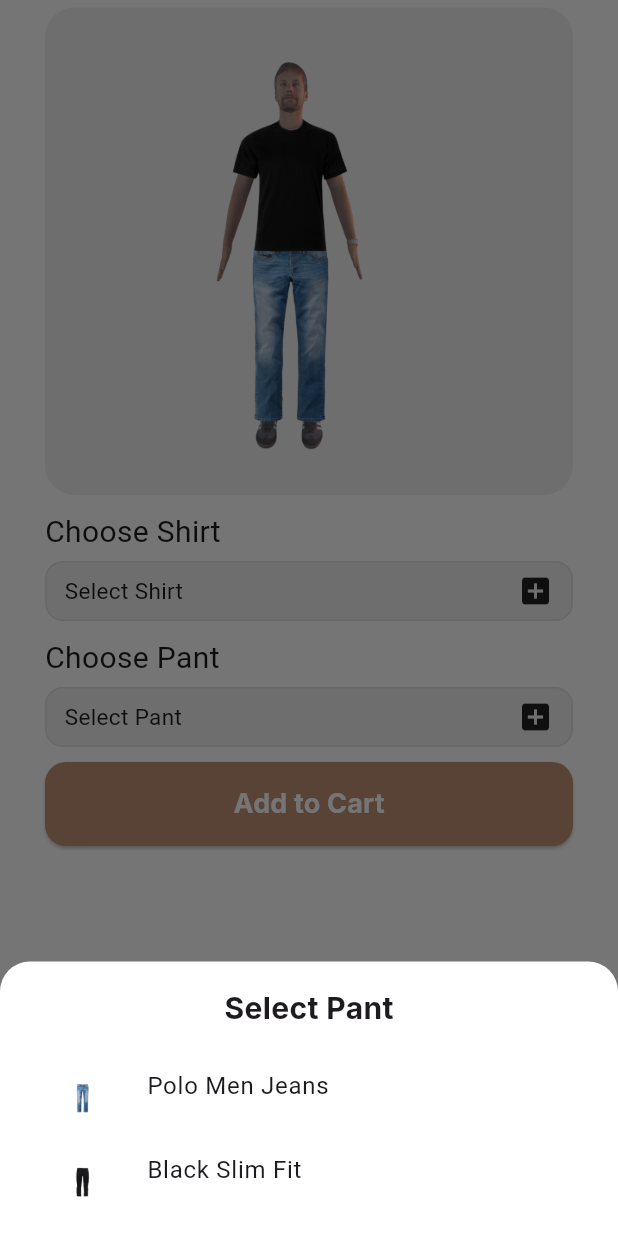
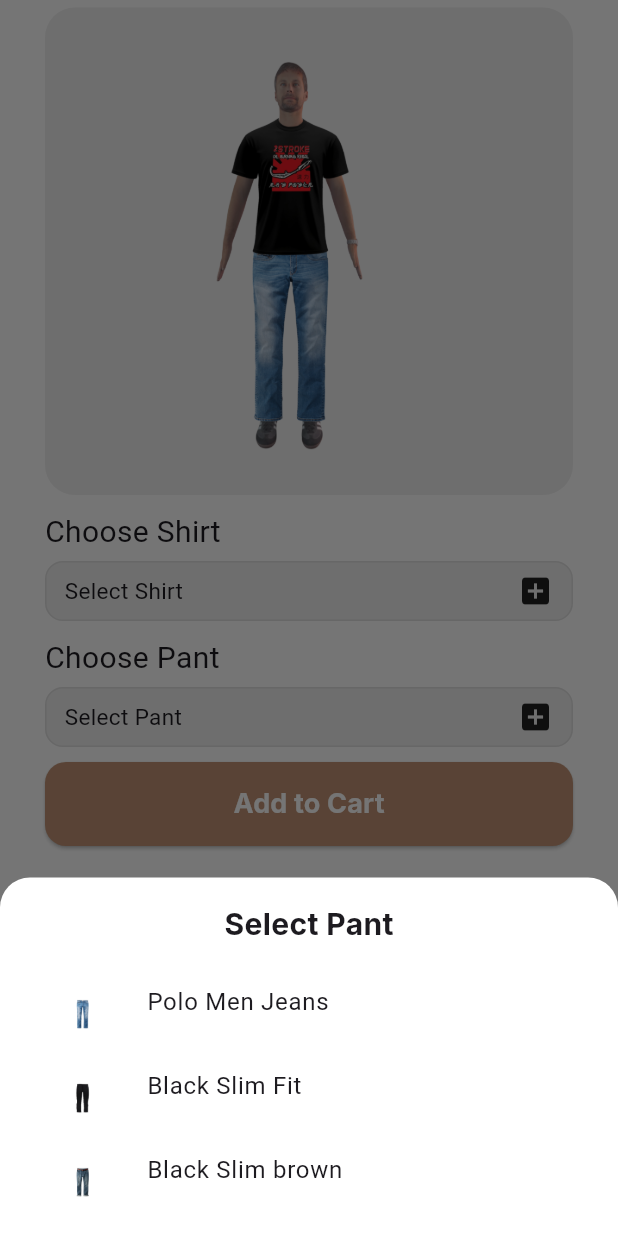
Before and after one commit to uvays007/Commercial_clothapp, a Flutter app: the Tryon screen opened directly, after a tap on "Select Pant", on a phone screen of 412 x 824 dp. Run offline on Flutter 3.47's test engine with Material 3 defaults, Android fonts, the phone set to English and light mode, and no system bars; our stand-ins replace carousel_slider, flutter_svg, smooth_page_indicator; Roboto replaces fonts that are missing (Jomolhari).

Commit message:
tryon updated

```diff
--- a/lib/screens/nav_screen/tryon.dart
+++ b/lib/screens/nav_screen/tryon.dart
@@ -8,20 +8,20 @@ class Tryon extends StatefulWidget {
 }
 
 class _TryonState extends State<Tryon> {
-  String selectedShirt = "assets/images/pngwing.com (3).png";
+  String selectedShirt = "assets/images/Tshirt(black_china).png";
   String selectedPant = "assets/images/pngwing_pant.png";
 
   final List<Map<String, String>> shirts = [
     {
       "name": "Tabular Men Tshirt Black",
-      "image": "assets/images/pngwing.com (3).png",
+      "image": "assets/images/Tshirt(black_china).png",
     },
     {
       "name": "Tabular Men Tshirt Red",
-      "image": "assets/images/Tshirt(Red).png",
+      "image": "assets/images/Tshirt(blue).png",
     },
     {
-      "name": "Tabular Men Tshirt Green",
+      "name": "Tabular Men Tshirt Blue",
       "image": "assets/images/Tshirt(Green).png",
     },
   ];
@@ -29,6 +29,7 @@ class _TryonState extends State<Tryon> {
   final List<Map<String, String>> pants = [
     {"name": "Polo Men Jeans", "image": "assets/images/pngwing_pant.png"},
     {"name": "Black Slim Fit", "image": "assets/images/black_pant.png"},
+    {"name": "Black Slim brown", "image": "assets/images/pant_blueflop.png"},
   ];
 
   void _showItemSelector({required bool isShirt}) {
```
Also changed, not shown: lib/screens/nav_screen/home.dart (+9 -6 lines), assets/images/Tshirt(Green).png, assets/images/Tshirt(black_china).png (added), assets/images/Tshirt(blue).png (added), assets/images/handsome-smiling-adult-man-casual-outfit-smiling-looking-left-promo-offer-standing-against-min.jpg.png (added), assets/images/original.png (added), assets/images/pant_blueflop.png (added), assets/images/pant_brown.png (added).
